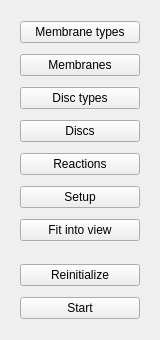
yannik131/Cell, file src/lib/gui/widgets/SimulationControlWidget.ui: the form before one commit.
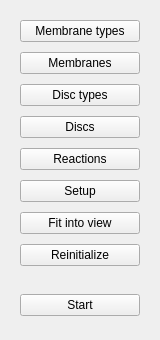
The form after the commit.

Diff of the .ui file:
```diff
--- a/src/lib/gui/widgets/SimulationControlWidget.ui
+++ b/src/lib/gui/widgets/SimulationControlWidget.ui
@@ -168,21 +168,6 @@
         </property>
        </widget>
       </item>
-     </layout>
-    </widget>
-   </item>
-   <item alignment="Qt::AlignHCenter">
-    <widget class="QWidget" name="widget_4" native="true">
-     <property name="minimumSize">
-      <size>
-       <width>140</width>
-       <height>75</height>
-      </size>
-     </property>
-     <layout class="QVBoxLayout" name="verticalLayout_3">
-      <property name="spacing">
-       <number>10</number>
-      </property>
       <item>
        <widget class="QPushButton" name="reinitializeButton">
         <property name="minimumSize">
@@ -202,6 +187,21 @@
         </property>
        </widget>
       </item>
+     </layout>
+    </widget>
+   </item>
+   <item>
+    <widget class="QWidget" name="widget_4" native="true">
+     <property name="minimumSize">
+      <size>
+       <width>140</width>
+       <height>37</height>
+      </size>
+     </property>
+     <layout class="QVBoxLayout" name="verticalLayout_3">
+      <property name="spacing">
+       <number>10</number>
+      </property>
       <item>
        <widget class="QPushButton" name="startStopButton">
         <property name="minimumSize">
```
